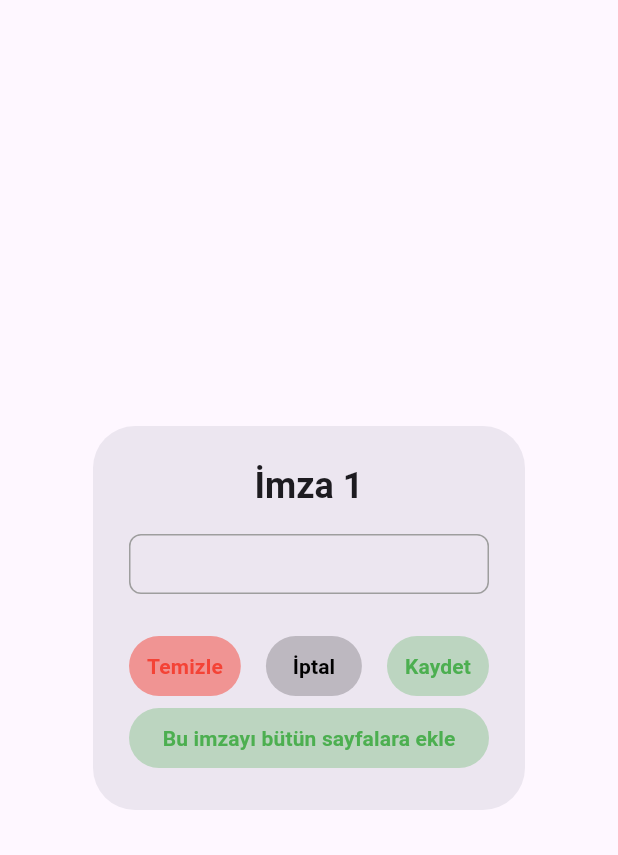
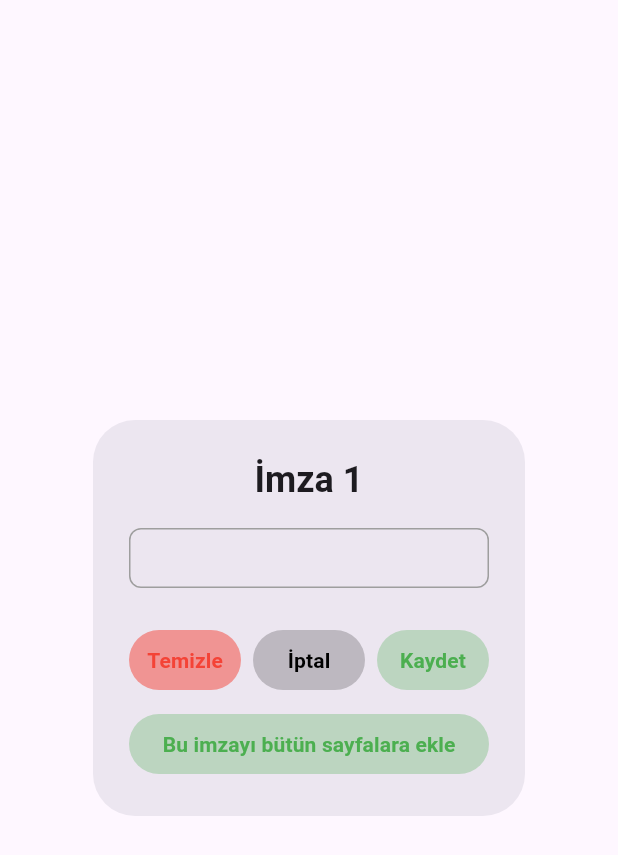
Before and after one commit to Just0lga/pdfsignpro, a Flutter app: the SignatureDialog widget shown alone on an empty page, opened directly with empty values, on a phone screen of 412 x 824 dp. Shown: the top 855 px of the screen. Run offline on Flutter 3.47's test engine with Material 3 defaults, Android fonts, the light colour scheme and no system bars; drawn by our look-alikes of signature; our stand-ins replace connectivity_plus, file_picker, flutter_riverpod, freezed_annotation, google_fonts, printing and 1 more; missing offline and left inert: ftpconnect, syncfusion_flutter_pdf; accounts and stored records are empty.

Commit message:
apkya hazır hale getirildi

```diff
--- a/lib/provider/pdf_provider.dart
+++ b/lib/provider/pdf_provider.dart
@@ -249,4 +249,9 @@ class PdfNotifier extends StateNotifier<PdfState> {
 
     return existingIndexes;
   }
+
+  // Tüm imzaları temizle
+  void clearAllSignatures() {
+    state = state.copyWith(signatures: {});
+  }
 }
--- a/lib/screens/login_screen.dart
+++ b/lib/screens/login_screen.dart
@@ -155,7 +155,7 @@ class _LoginScreenState extends ConsumerState<LoginScreen>
 
       if (errorMessage.contains("API'ye erişilemiyor")) {
         errorMessage =
-            "Sunucuya bağlanılamıyor.\nİnternet bağlantınızı kontrol edin.";
+            "Kullanıcı adı veya şifre hatalı.\nİnternet bağlantınızı kontrol edin.";
       } else if (errorMessage.contains("Kullanıcı adı veya şifre")) {
         errorMessage =
             "Kullanıcı adı veya şifre hatalı.\nLütfen bilgilerinizi kontrol edin.";
--- a/lib/widgets/signature_dialog.dart
+++ b/lib/widgets/signature_dialog.dart
@@ -76,7 +76,8 @@ class _SignatureDialogState extends ConsumerState<SignatureDialog> {
             Row(
               mainAxisAlignment: MainAxisAlignment.spaceBetween,
               children: [
-                TextButton(
+                Expanded(
+                  child: TextButton(
                     style: TextButton.styleFrom(
                         backgroundColor: Colors.red.withOpacity(0.5)),
                     onPressed: () {
@@ -84,23 +85,37 @@ class _SignatureDialogState extends ConsumerState<SignatureDialog> {
                       notifier.clearSignature(_key);
                       Navigator.pop(context);
                     },
+                    child: FittedBox(
                       child: const Text(
                         'Temizle',
                         style: TextStyle(
                             color: Colors.red, fontWeight: FontWeight.bold),
                       ),
                     ),
-                TextButton(
+                  ),
+                ),
+                SizedBox(
+                  width: 8,
+                ),
+                Expanded(
+                  child: TextButton(
                     style: TextButton.styleFrom(
                         backgroundColor: Colors.black.withOpacity(0.2)),
                     onPressed: () => Navigator.pop(context),
+                    child: FittedBox(
                       child: const Text(
                         'İptal',
                         style: TextStyle(
                             color: Colors.black, fontWeight: FontWeight.bold),
                       ),
                     ),
-                TextButton(
+                  ),
+                ),
+                SizedBox(
+                  width: 8,
+                ),
+                Expanded(
+                  child: TextButton(
                     style: TextButton.styleFrom(
                         backgroundColor: Colors.green.withOpacity(0.3)),
                     onPressed: () async {
@@ -110,13 +125,19 @@ class _SignatureDialogState extends ConsumerState<SignatureDialog> {
                       }
                       if (context.mounted) Navigator.pop(context);
                     },
+                    child: FittedBox(
                       child: const Text(
                         'Kaydet',
                         style: TextStyle(
                             color: Colors.green, fontWeight: FontWeight.bold),
                       ),
                     ),
+                  ),
+                ),
               ],
+            ),
+            SizedBox(
+              height: 8,
             ),
             // İkinci satır - Tüm sayfalara ekle butonu
             Container(
@@ -137,11 +158,13 @@ class _SignatureDialogState extends ConsumerState<SignatureDialog> {
                   }
                   if (context.mounted) Navigator.pop(context);
                 },
+                child: FittedBox(
                   child: const Text(
                     "Bu imzayı bütün sayfalara ekle",
                     style: TextStyle(
                       color: Colors.green,
                       fontWeight: FontWeight.bold,
+                    ),
                   ),
                 ),
               ),
```
Also changed, not shown: lib/helpers/has_internet.dart (added, +17 -0 lines), lib/screens/ftp_browser_screen.dart (+42 -12 lines), lib/screens/pdf_sign_screen.dart (+122 -2 lines), lib/widgets/pdf_page_widget.dart (+7 -3 lines). Lines whose indentation alone changed are shown as unchanged.
